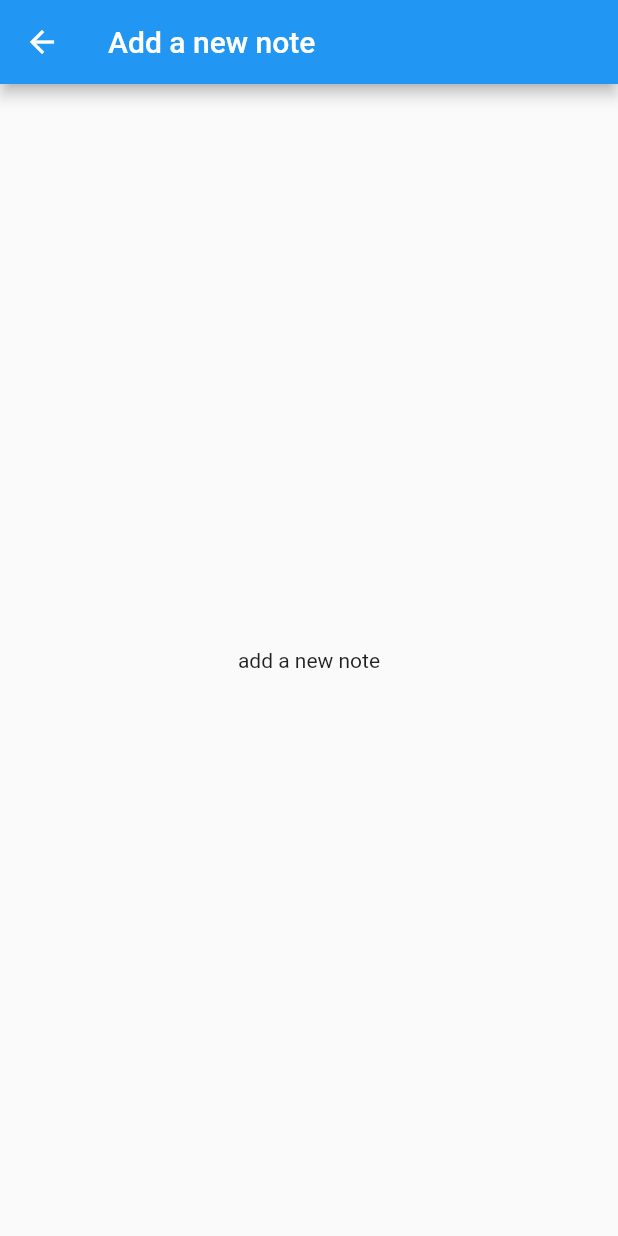
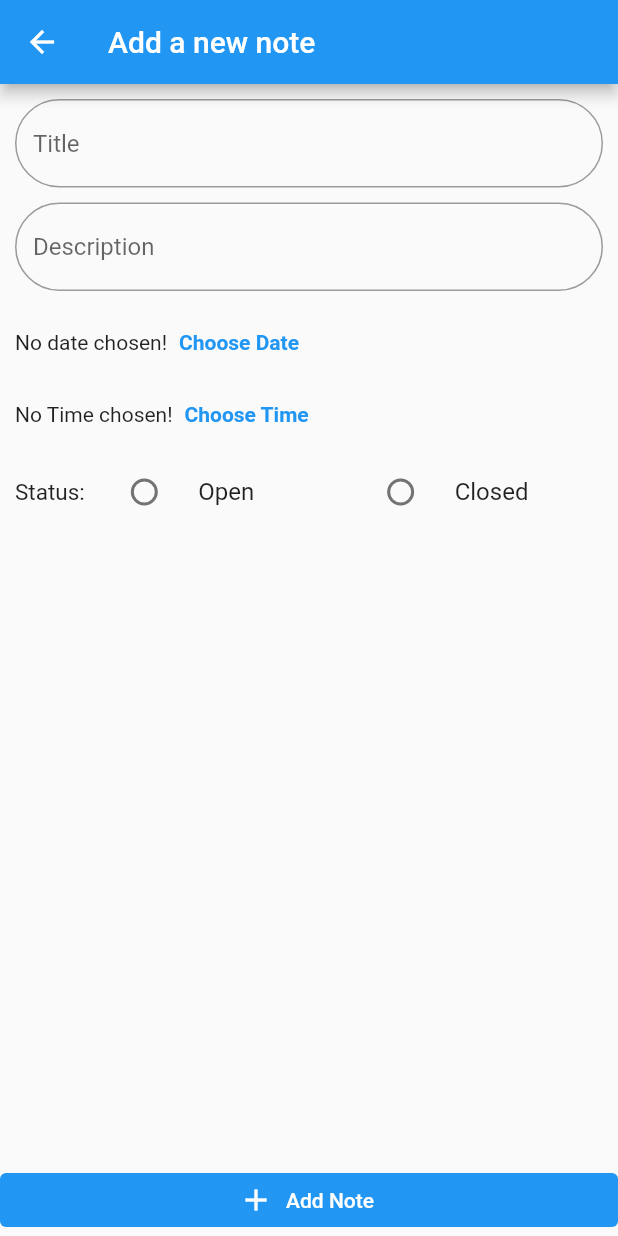
Before and after one commit to a-khaled/visual_notes, a Flutter app: the AddNotesScreen screen opened by its route, on a phone screen of 412 x 824 dp. Run offline on Flutter 3.47's test engine with Material 2 defaults, Android fonts, the phone set to English and light mode, and no system bars.

Commit message:
working on adding new note

```diff
--- a/lib/screens/add_notes_screen.dart
+++ b/lib/screens/add_notes_screen.dart
@@ -1,7 +1,53 @@
 import 'package:flutter/material.dart';
+import 'package:intl/intl.dart';
 
-class AddNotesScreen extends StatelessWidget {
+class AddNotesScreen extends StatefulWidget {
   static const routeName = '/add-place';
+
+  @override
+  _AddNotesScreenState createState() => _AddNotesScreenState();
+}
+
+class _AddNotesScreenState extends State<AddNotesScreen> {
+  final _titleController = TextEditingController();
+  final _descriptionController = TextEditingController();
+  DateTime _selectedDate;
+  TimeOfDay _selectedTime;
+  String dateDisplayed, timeDisplayed, status;
+
+  void _presentDatePicker() {
+    showDatePicker(
+            context: context,
+            initialDate: _selectedDate == null ? DateTime.now() : _selectedDate,
+            firstDate: DateTime(2000),
+            lastDate: DateTime.now())
+        .then((pickedDate) {
+      if (pickedDate == null) {
+        return;
+      }
+      setState(() {
+        _selectedDate = pickedDate;
+        dateDisplayed = DateFormat.yMd().format(_selectedDate);
+      });
+    });
+  }
+
+  void _presentTimePicker() {
+    showTimePicker(
+      context: context,
+      initialTime:
+          _selectedTime == null ? TimeOfDay(hour: 9, minute: 0) : _selectedTime,
+    ).then((pickedTime) {
+      if (pickedTime == null) {
+        return;
+      }
+      setState(() {
+        _selectedTime = pickedTime;
+        timeDisplayed =
+            '${_selectedTime.hour.toString().padLeft(2, '0')}:${_selectedTime.minute.toString().padLeft(2, '0')} ${_selectedTime.period == DayPeriod.am ? 'Am' : 'Pm'}';
+      });
+    });
+  }
 
   @override
   Widget build(BuildContext context) {
@@ -9,8 +55,112 @@ class AddNotesScreen extends StatelessWidget {
         appBar: AppBar(
           title: Text('Add a new note'),
         ),
-        body: Center(
-          child: Text('add a new note'),
+        body: Column(
+          crossAxisAlignment: CrossAxisAlignment.stretch,
+          children: [
+            Expanded(
+              child: SingleChildScrollView(
+                  child: Padding(
+                padding: EdgeInsets.all(10),
+                child: Column(
+                  children: [
+                    TextField(
+                      decoration: InputDecoration(
+                          hintText: 'Title',
+                          border: OutlineInputBorder(
+                              borderSide: BorderSide(
+                                width: 1,
+                              ),
+                              borderRadius:
+                                  BorderRadius.all(Radius.circular(30.0)))),
+                      controller: _titleController,
+                    ),
+                    SizedBox(
+                      height: 10,
+                    ),
+                    TextField(
+                      decoration: InputDecoration(
+                          hintText: 'Description',
+                          border: OutlineInputBorder(
+                              borderSide: BorderSide(width: 1),
+                              borderRadius:
+                                  BorderRadius.all(Radius.circular(30.0)))),
+                      controller: _descriptionController,
+                    ),
+                    SizedBox(
+                      height: 10,
+                    ),
+                    Row(
+                      children: [
+                        Text(dateDisplayed == null
+                            ? 'No date chosen!'
+                            : 'Picked Date: $dateDisplayed'),
+                        TextButton(
+                            onPressed: _presentDatePicker,
+                            child: Text(
+                              'Choose Date',
+                              style: TextStyle(fontWeight: FontWeight.bold),
+                            ))
+                      ],
+                    ),
+                    Row(
+                      children: [
+                        Text(timeDisplayed == null
+                            ? 'No Time chosen!'
+                            : 'Picked Time: $timeDisplayed'),
+                        TextButton(
+                            onPressed: _presentTimePicker,
+                            child: Text(
+                              'Choose Time',
+                              style: TextStyle(fontWeight: FontWeight.bold),
+                            ))
+                      ],
+                    ),
+                    Row(
+                      children: [
+                        Text(
+                          'Status: ',
+                          style: TextStyle(fontSize: 15),
+                        ),
+                        Expanded(
+                          child: RadioListTile(
+                            title: Text('Open'),
+                            value: 'Open',
+                            groupValue: status,
+                            onChanged: (value) {
+                              setState(() {
+                                status = value;
+                              });
+                            },
+                          ),
+                        ),
+                        Expanded(
+                          child: RadioListTile(
+                            title: Text('Closed'),
+                            value: 'Closed',
+                            groupValue: status,
+                            onChanged: (value) {
+                              setState(() {
+                                status = value;
+                              });
+                            },
+                          ),
+                        ),
+                      ],
+                    ),
+                  ],
+                ),
+              )),
+            ),
+            ElevatedButton.icon(
+              icon: Icon(Icons.add),
+              label: Text('Add Note'),
+              style: ButtonStyle(
+                elevation: MaterialStateProperty.all(0),
+              ),
+              onPressed: () {},
+            ),
+          ],
         ));
   }
 }
--- a/pubspec.yaml
+++ b/pubspec.yaml
@@ -23,6 +23,7 @@ environment:
 dependencies:
   flutter:
     sdk: flutter
+  intl: ^0.17.0
 
 
   # The following adds the Cupertino Icons font to your application.
```
Also changed, not shown: pubspec.lock.
